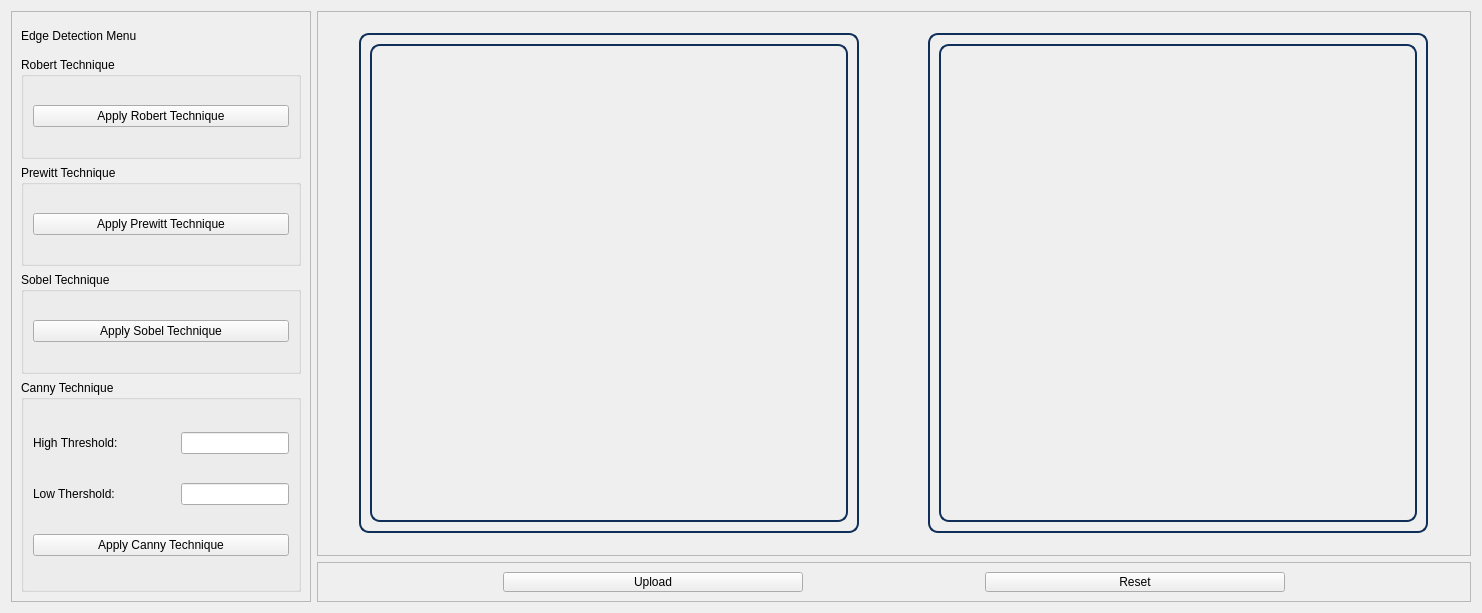
First picture: the form in Task1/UI/edgedetectionwidget.ui, repository SBME2025-ComputerVision/Task1_CV_CPP, before the edit.
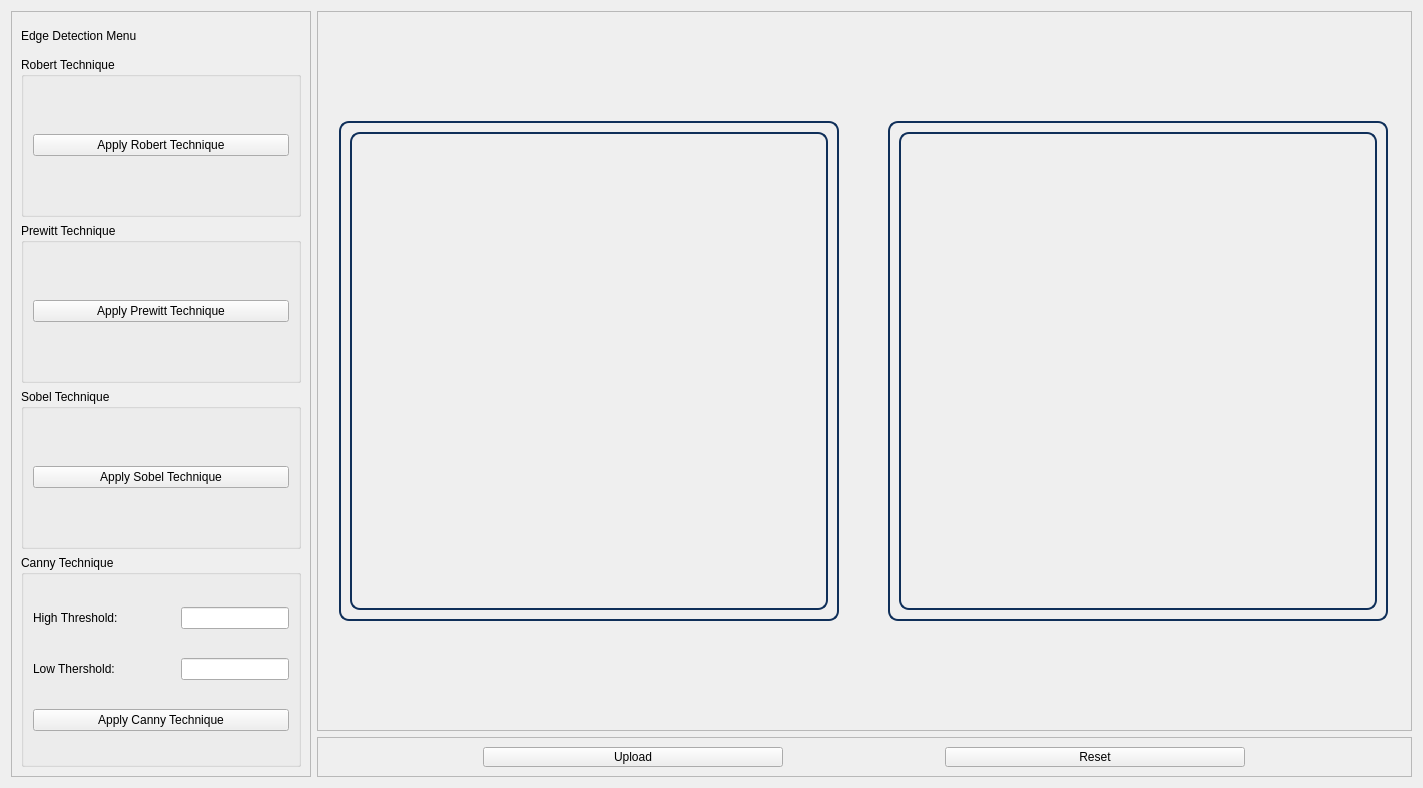
Second picture: the form after the edit.

Diff of the .ui file:
```diff
--- a/Task1/UI/edgedetectionwidget.ui
+++ b/Task1/UI/edgedetectionwidget.ui
@@ -6,14 +6,17 @@
    <rect>
     <x>0</x>
     <y>0</y>
-    <width>1482</width>
-    <height>613</height>
+    <width>1423</width>
+    <height>788</height>
    </rect>
   </property>
   <property name="windowTitle">
    <string>Form</string>
   </property>
   <layout class="QHBoxLayout" name="horizontalLayout_5">
+   <property name="sizeConstraint">
+    <enum>QLayout::SetNoConstraint</enum>
+   </property>
    <item>
     <widget class="QFrame" name="frame_3">
      <property name="maximumSize">
```
